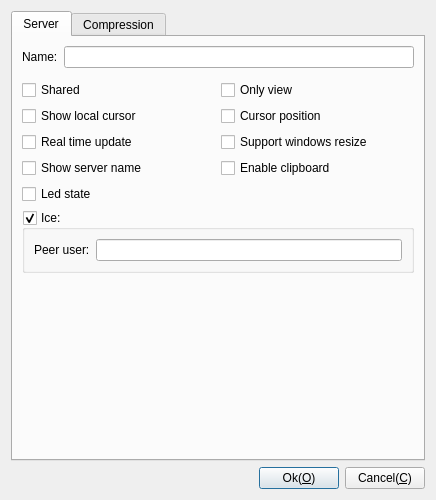
This is Plugins/TigerVnc/Client/DlgSettingsVnc.ui in KangLin/RabbitRemoteControl as Qt 5 draws it before an edit. The edited form follows.
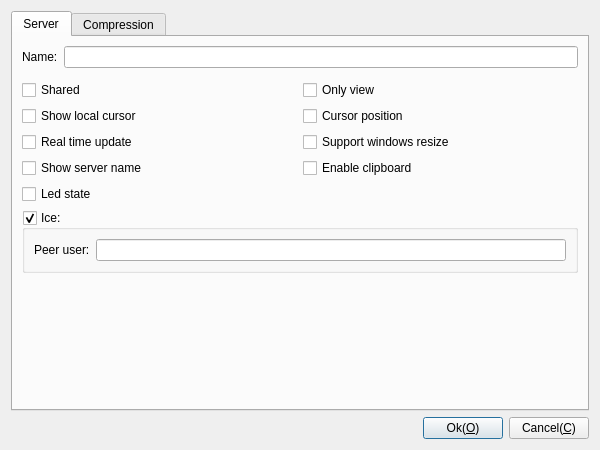
This is the edited form. Icons and pictures are not drawn. Custom widgets are drawn as their Qt base class.

Diff of the .ui file:
```diff
--- a/Plugins/TigerVnc/Client/DlgSettingsVnc.ui
+++ b/Plugins/TigerVnc/Client/DlgSettingsVnc.ui
@@ -6,8 +6,8 @@
    <rect>
     <x>0</x>
     <y>0</y>
-    <width>436</width>
-    <height>500</height>
+    <width>600</width>
+    <height>450</height>
    </rect>
   </property>
   <property name="windowTitle">
```
Left out of the diff: 4 changed lines with no effect on the pictures.
